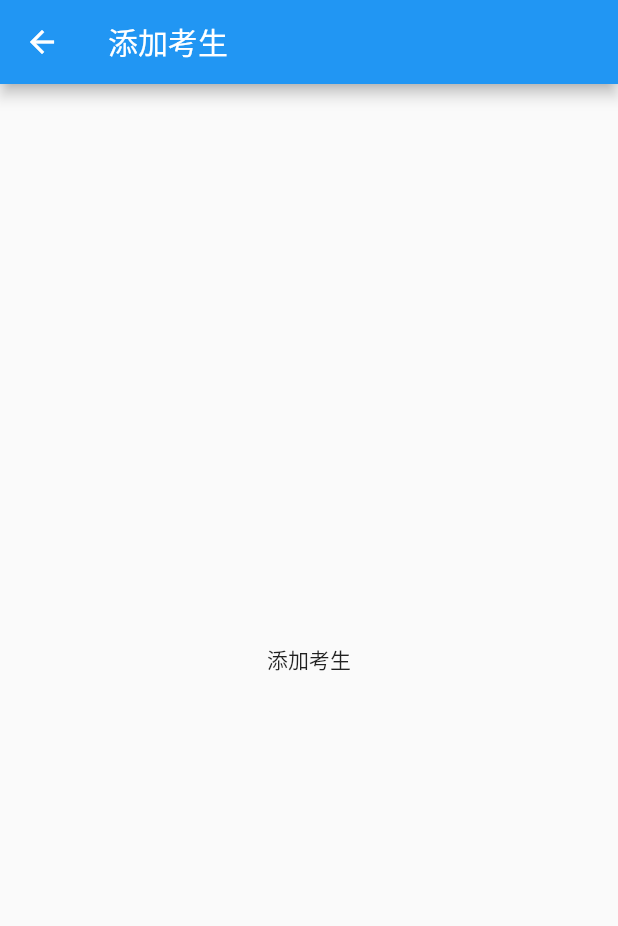
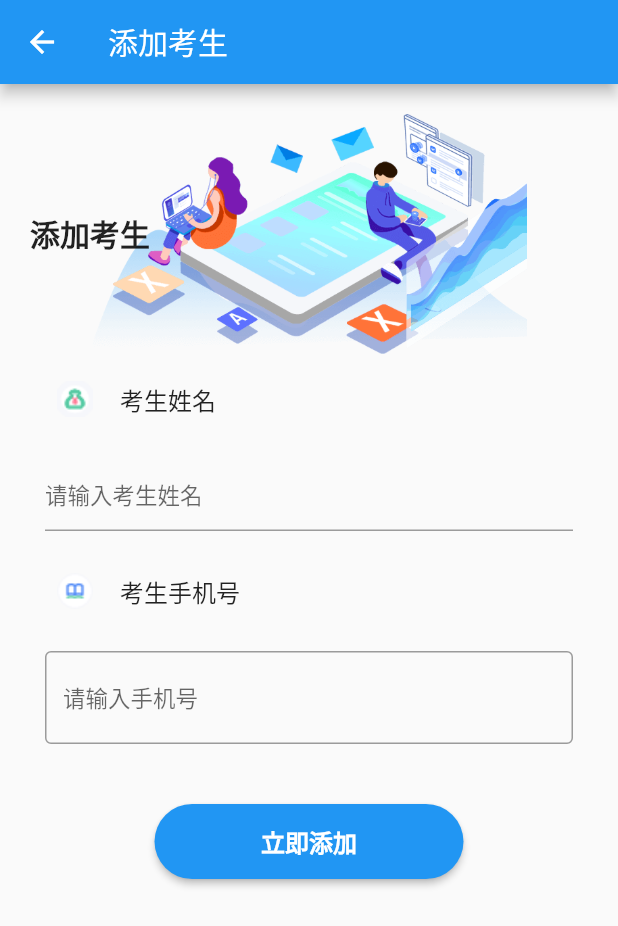
Before and after one commit to deeprado/flutter-kkt, a Flutter app: the StudentCreatePage screen opened directly, on a phone screen of 412 x 824 dp. Shown: the top 926 px of the screen. Run offline on Flutter 3.47's test engine with Material 2 defaults, Android fonts, the light colour scheme and no system bars; our stand-ins replace connectivity, dio, event_bus, flutter_spinkit, fluttertoast, image_gallery_saver and 5 more; missing offline and left inert: flui, flutter_statusbarcolor, flutter_webview_plugin, fluwx, quill_delta, zefyr; accounts and stored records are empty; network calls fail; statements that could not run were skipped; project files that could hold a hidden picture were left out.

Commit message:
完善考生模块

```diff
--- a/lib/pages/drawer/HomeDrawer.dart
+++ b/lib/pages/drawer/HomeDrawer.dart
@@ -16,8 +16,8 @@ class _HomeDrawerPageState extends State<HomeDrawerPage> {
           children: <Widget>[
             Expanded(
                 child: UserAccountsDrawerHeader(
-              accountName: Text("大地老师"),
-              accountEmail: Text("dadi@itying.com"),
+              accountName: Text("deepado"),
+              accountEmail: Text("2746143402@qq.com"),
               currentAccountPicture: CircleAvatar(
                 backgroundImage:
                     NetworkImage("https://www.itying.com/images/flutter/3.png"),
--- a/lib/pages/drawer/StudentDrawer.dart
+++ b/lib/pages/drawer/StudentDrawer.dart
@@ -16,8 +16,8 @@ class _StudentDrawerPageState extends State<StudentDrawerPage> {
           children: <Widget>[
             Expanded(
                 child: UserAccountsDrawerHeader(
-              accountName: Text("大地老师"),
-              accountEmail: Text("dadi@itying.com"),
+              accountName: Text("deepado"),
+              accountEmail: Text("2746143402@qq.com"),
               currentAccountPicture: CircleAvatar(
                 backgroundImage:
                     NetworkImage("https://www.itying.com/images/flutter/3.png"),
--- a/lib/pages/drawer/TabDrawer.dart
+++ b/lib/pages/drawer/TabDrawer.dart
@@ -16,8 +16,8 @@ class _TabDrawerPageState extends State<TabDrawerPage> {
           children: <Widget>[
             Expanded(
                 child: UserAccountsDrawerHeader(
-              accountName: Text("大地老师"),
-              accountEmail: Text("dadi@itying.com"),
+              accountName: Text("deepado"),
+              accountEmail: Text("2746143402@qq.com"),
               currentAccountPicture: CircleAvatar(
                 backgroundImage:
                     NetworkImage("https://www.itying.com/images/flutter/3.png"),
--- a/lib/pages/student/StudentCreate.dart
+++ b/lib/pages/student/StudentCreate.dart
@@ -1,4 +1,5 @@
 import 'package:flutter/material.dart';
+import 'package:kkt/utils/screen_util.dart';
 
 class StudentCreatePage extends StatefulWidget {
   StudentCreatePage({Key key}) : super(key: key);
@@ -8,14 +9,116 @@ class StudentCreatePage extends StatefulWidget {
 }
 
 class _StudentCreatePageState extends State<StudentCreatePage> {
+  var hintTips = new TextStyle(fontSize: 15.0, color: Colors.black26);
+
+  var _surNameController = new TextEditingController();
+  var _surInfoController = new TextEditingController();
+
   @override
   Widget build(BuildContext context) {
     return Scaffold(
-        appBar: AppBar(
-          title: Text('添加考生'),
-        ),
-        body: Center(
-          child: Text('添加考生'),
-        ));
+      appBar: AppBar(
+        title: Text('添加考生'),
+      ),
+      body: new CustomScrollView(
+        shrinkWrap: true,
+        // 内容
+        slivers: <Widget>[
+          new SliverPadding(
+            padding: const EdgeInsets.all(20.0),
+            sliver: new SliverList(
+              delegate: new SliverChildListDelegate(<Widget>[
+                Container(
+                  height: 160,
+                  alignment: Alignment.centerLeft,
+                  decoration: BoxDecoration(
+                    image: DecorationImage(
+                        image: AssetImage("assets/images/survey_create.png")),
+                  ),
+                  child: Text(
+                    '添加考生',
+                    style: TextStyle(
+                        fontSize: 20,
+                        fontWeight: FontWeight.bold,
+                        color: Colors.black87),
+                  ),
+                ),
+                Row(
+                  children: <Widget>[
+                    Container(
+                      width: 60,
+                      height: 60,
+                      child: Image.asset("assets/images/survey_title.png"),
+                    ),
+                    Text(
+                      '考生姓名',
+                      style: TextStyle(fontSize: 16),
+                    ),
+                  ],
+                ),
+                Container(
+                  padding: const EdgeInsets.all(10.0),
+                  child: new TextField(
+                    style: hintTips,
+                    controller: _surNameController,
+                    decoration: new InputDecoration(
+                      hintText: "请输入考生姓名",
+                    ),
+                    obscureText: false,
+                  ),
+                ),
+                Row(
+                  children: <Widget>[
+                    Container(
+                      width: 60,
+                      height: 60,
+                      child: Image.asset("assets/images/survey_describe.png"),
+                    ),
+                    Text(
+                      '考生手机号',
+                      style: TextStyle(fontSize: 16),
+                    ),
+                  ],
+                ),
+                Container(
+                  padding: const EdgeInsets.all(10.0),
+                  child: new TextField(
+                    style: hintTips,
+                    // maxLines: 4,
+                    controller: _surInfoController,
+                    decoration: new InputDecoration(
+                        hintText: "请输入手机号", border: OutlineInputBorder()),
+                    obscureText: false,
+                  ),
+                ),
+                SizedBox(
+                  height: 30,
+                ),
+                Center(
+                  child: Container(
+                    width: ScreenUtil.screenWidth / 2,
+                    height: 50,
+                    child: RaisedButton(
+                      child: Text(
+                        '立即添加',
+                        style: TextStyle(
+                            fontSize: 16, fontWeight: FontWeight.bold),
+                      ),
+                      color: Colors.blue,
+                      textColor: Colors.white,
+                      shape: RoundedRectangleBorder(
+                          borderRadius: BorderRadius.circular(30)),
+                      onPressed: () {
+                        print('xx');
+                      },
+                    ),
+                  ),
+                )
+              ]),
+            ),
+          ),
+        ],
+      ),
+    );
   }
 }
--- a/lib/pages/survey/SurveyCreate.dart
+++ b/lib/pages/survey/SurveyCreate.dart
@@ -42,7 +42,7 @@ class _SurveyCreatePageState extends State<SurveyCreatePage> {
                     style: TextStyle(
                         fontSize: 20,
                         fontWeight: FontWeight.bold,
-                        color: Colors.black),
+                        color: Colors.black87),
                   ),
                 ),
                 Row(
```
Also changed, not shown: lib/pages/tabs/Student.dart (+77 -14 lines).
